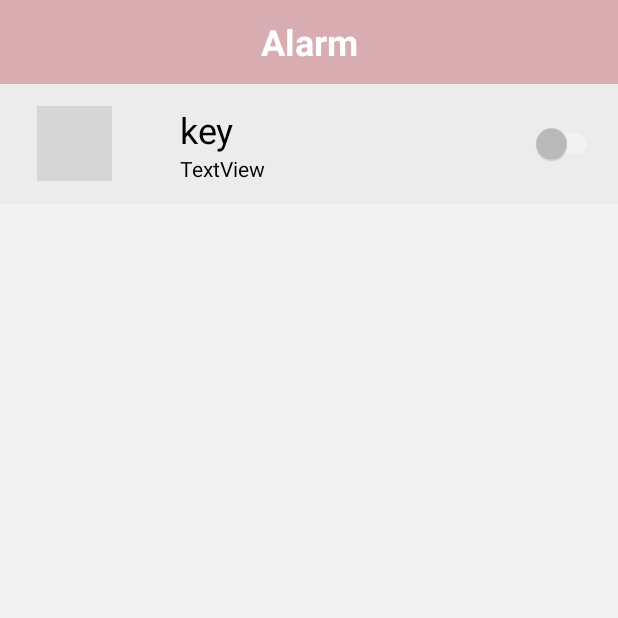
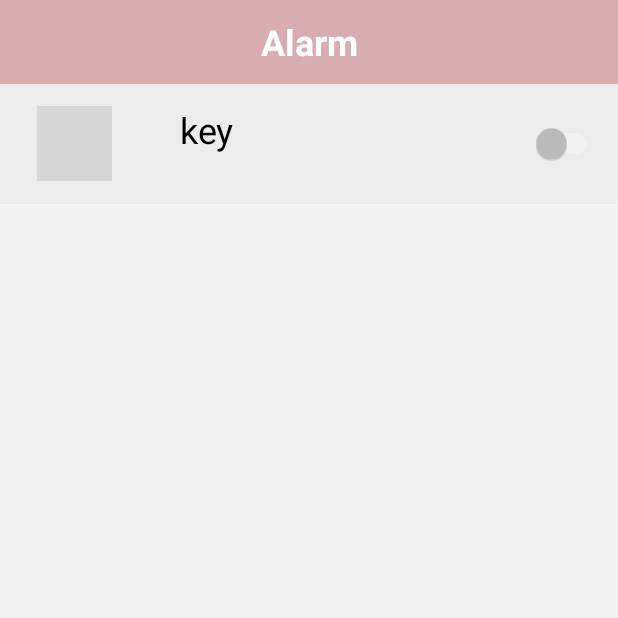
Before and after one commit to palidaa/Beacon-Reminder, an Android app: the fragment WithInAddFragment placed in its activity, item 3 of the bottom bar chosen, on a phone screen of 412 x 824 dp, the top half of it. Run offline under Robolectric (Android 15) with nearby library versions, the phone set to English and light mode, and no system bars; libraries missing offline, so code that uses them is left out: org.altbeacon.beacon; 1 statement that could not run was skipped; grey boxes are pictures that could not be loaded.

Commit message:
some edit

```diff
--- a/app/src/main/res/layout/singlerow_alarm.xml
+++ b/app/src/main/res/layout/singlerow_alarm.xml
@@ -50,7 +50,7 @@
             android:layout_width="match_parent"
             android:layout_height="wrap_content"
             android:layout_marginLeft="20dp"
-            android:text="TextView"
+            android:text=""
             android:textColor="@android:color/black" />
 
     </LinearLayout>
```
Also changed, not shown: app/src/main/res/drawable/question.png.
